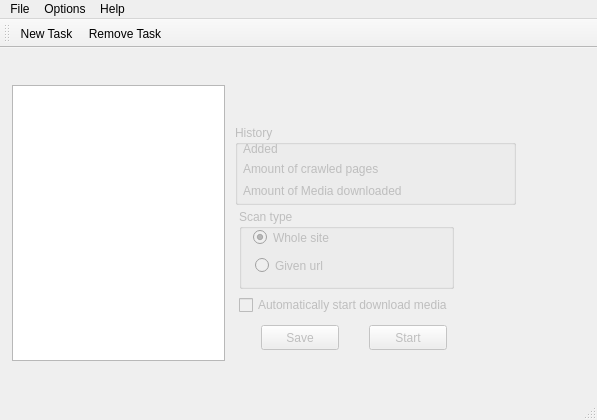
First picture: the form in ui/mediasitedownloder.ui, repository pussbb/QMediaSiteDownloader, before the edit.
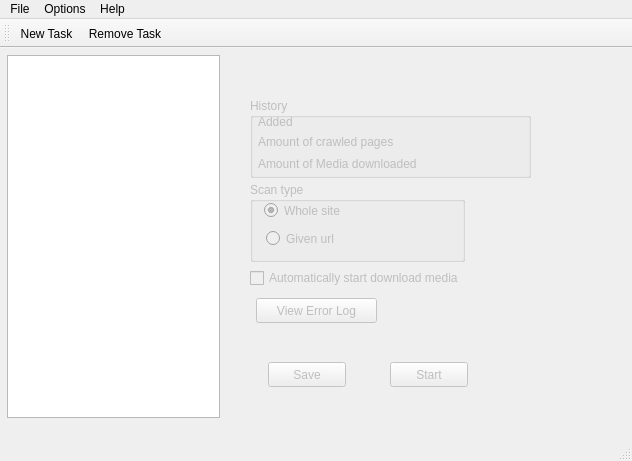
Second picture: the form after the edit. Icons and pictures are not drawn.

Commit message: added error dialog to main window

```diff
--- a/ui/mediasitedownloder.ui
+++ b/ui/mediasitedownloder.ui
@@ -6,8 +6,8 @@
    <rect>
     <x>0</x>
     <y>0</y>
-    <width>597</width>
-    <height>420</height>
+    <width>632</width>
+    <height>461</height>
    </rect>
   </property>
   <property name="windowTitle">
@@ -18,26 +18,26 @@
     <normaloff>:/main.png</normaloff>:/main.png</iconset>
   </property>
   <widget class="QWidget" name="centralWidget">
-   <layout class="QGridLayout" name="gridLayout">
+   <layout class="QHBoxLayout" name="horizontalLayout">
     <property name="margin">
      <number>1</number>
     </property>
-    <item row="0" column="0">
+    <item>
      <widget class="QStackedWidget" name="stackedWidget">
       <property name="currentIndex">
        <number>0</number>
       </property>
       <widget class="QWidget" name="index">
-       <layout class="QGridLayout" name="gridLayout_2">
-        <item row="0" column="0">
          <widget class="QListWidget" name="tasklist">
-          <property name="minimumSize">
-           <size>
-            <width>167</width>
-            <height>253</height>
-           </size>
-          </property>
-          <property name="maximumSize">
+        <property name="geometry">
+         <rect>
+          <x>6</x>
+          <y>6</y>
+          <width>213</width>
+          <height>363</height>
+         </rect>
+        </property>
+        <property name="minimumSize">
            <size>
             <width>213</width>
             <height>276</height>
@@ -49,12 +49,18 @@
            </font>
           </property>
          </widget>
-        </item>
-        <item row="0" column="1">
          <widget class="QWidget" name="main_info" native="true">
           <property name="enabled">
            <bool>false</bool>
           </property>
+        <property name="geometry">
+         <rect>
+          <x>241</x>
+          <y>9</y>
+          <width>345</width>
+          <height>353</height>
+         </rect>
+        </property>
           <property name="minimumSize">
            <size>
             <width>295</width>
@@ -106,7 +112,7 @@
           <widget class="QGroupBox" name="info">
            <property name="geometry">
             <rect>
-             <x>4</x>
+           <x>8</x>
              <y>40</y>
              <width>281</width>
              <height>80</height>
@@ -213,8 +219,8 @@
            </property>
            <property name="geometry">
             <rect>
-             <x>30</x>
-             <y>240</y>
+           <x>26</x>
+           <y>304</y>
              <width>78</width>
              <height>25</height>
             </rect>
@@ -226,8 +232,8 @@
           <widget class="QPushButton" name="startscan">
            <property name="geometry">
             <rect>
-             <x>138</x>
-             <y>240</y>
+           <x>148</x>
+           <y>304</y>
              <width>78</width>
              <height>25</height>
             </rect>
@@ -249,9 +255,20 @@
             <string/>
            </property>
           </widget>
-         </widget>
-        </item>
-       </layout>
+        <widget class="QPushButton" name="pushButton">
+         <property name="geometry">
+          <rect>
+           <x>14</x>
+           <y>240</y>
+           <width>121</width>
+           <height>25</height>
+          </rect>
+         </property>
+         <property name="text">
+          <string>View Error Log</string>
+         </property>
+        </widget>
+       </widget>
       </widget>
       <widget class="QWidget" name="parse_info">
        <layout class="QGridLayout" name="gridLayout_3">
@@ -501,7 +518,7 @@
     <rect>
      <x>0</x>
      <y>0</y>
-     <width>597</width>
+     <width>632</width>
      <height>25</height>
     </rect>
    </property>
```
Left out of the diff: 4 changed lines with no effect on the pictures. Lines whose indentation alone changed are shown as unchanged. The commit also changes 8 other files.
